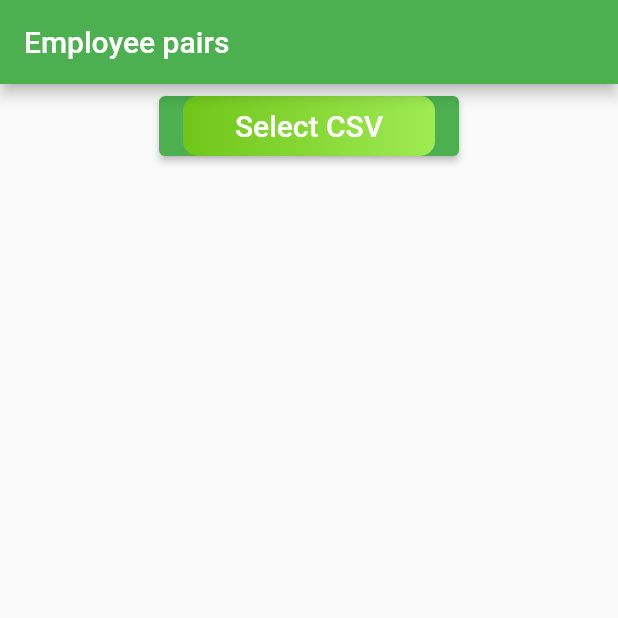
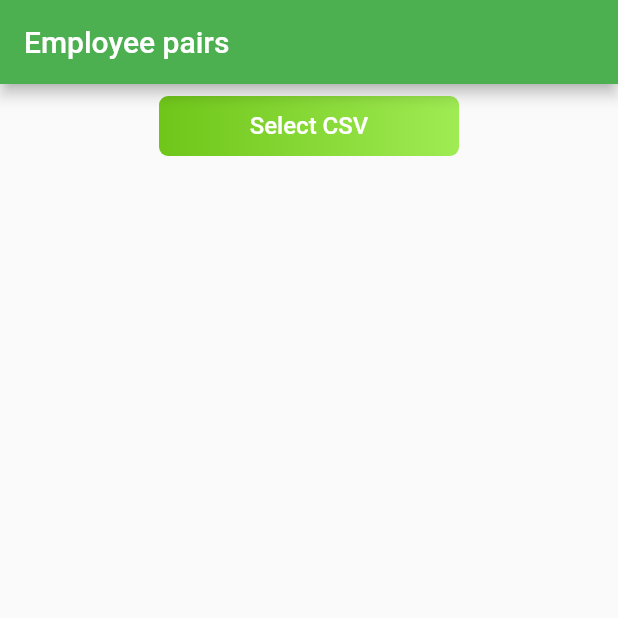
Before and after one commit to nelci592/Neli-Todorova-Employees, a Flutter app: the screen it shows after launch, on a phone screen of 412 x 824 dp, the top half of it. Run offline on Flutter 3.47's test engine with Material 2 defaults, Android fonts, the phone set to English and light mode, and no system bars; our stand-ins replace csv, file_picker; missing offline and left inert: overlapping_time.

Commit message:
modified button style

```diff
--- a/employees_app/lib/employees.dart
+++ b/employees_app/lib/employees.dart
@@ -39,12 +39,10 @@ class Employees extends State<MyApp> {
             Padding(
               padding: const EdgeInsets.fromLTRB(0, 8, 0, 8),
               child: Container(
-                height: 40.0,
                 width: 200,
-                child: ElevatedButton(
-                  onPressed: _openFileExplorer,
-                  child: Ink(
+                height: 40,
                 decoration: BoxDecoration(
+                  borderRadius: BorderRadius.circular(6.0),
                   gradient: const LinearGradient(
                     colors: [
                       Color.fromRGBO(111, 198, 25, 1),
@@ -53,20 +51,21 @@ class Employees extends State<MyApp> {
                     begin: Alignment.centerLeft,
                     end: Alignment.centerRight,
                   ),
-                        borderRadius: BorderRadius.circular(10.0)),
-                    child: Container(
-                      constraints: const BoxConstraints(
-                        maxWidth: 400.0,
-                        minHeight: 50.0,
                 ),
-                      alignment: Alignment.center,
-                      child: const Text(
+                child: ElevatedButton(
+                  style: ElevatedButton.styleFrom(
+                    primary: Colors.transparent,
+                    onSurface: Colors.transparent,
+                    shadowColor: Colors.transparent,
+                  ),
+                  onPressed: _openFileExplorer,
+                  child: const Center(
+                    child: Text(
                       "Select CSV",
                       style: TextStyle(
-                          color: Colors.white,
-                          fontSize: 20,
+                        fontSize: 16,
                       ),
-                      ),
+                      textAlign: TextAlign.center,
                     ),
                   ),
                 ),
@@ -176,7 +175,7 @@ class Employees extends State<MyApp> {
       }
     }
 
-    var result = sortPairs(employeeIds.toList());
+    var result = filterPairsBySum(employeeIds.toList());
 
     setState(() {
       pairs = result;
@@ -193,7 +192,7 @@ class Employees extends State<MyApp> {
     return date;
   }
 
-  List<Pair> sortPairs(List<dynamic> employeeIds) {
+  List<Pair> filterPairsBySum(List<dynamic> employeeIds) {
     List<Pair> filteredById = <Pair>[];
     List<Pair> results = <Pair>[];
     int maxSum = 0;
```
Lines whose indentation alone changed are shown as unchanged.
